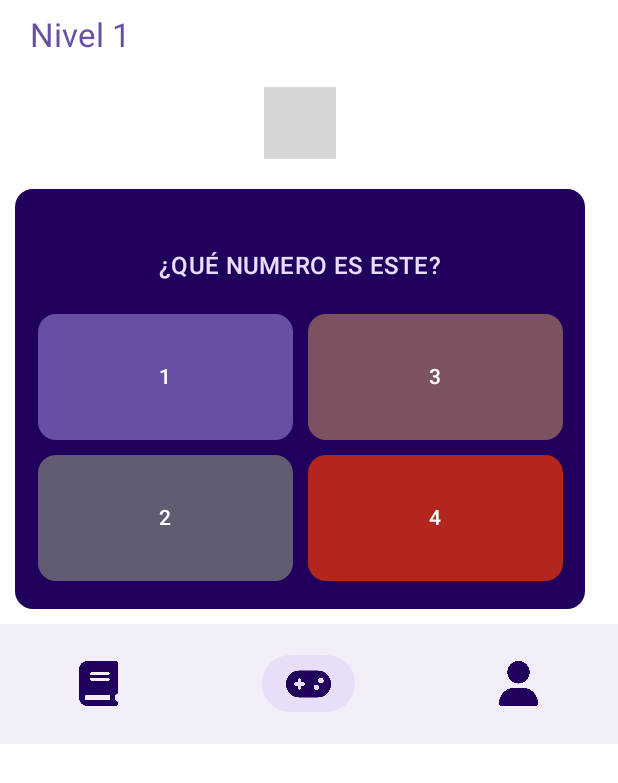
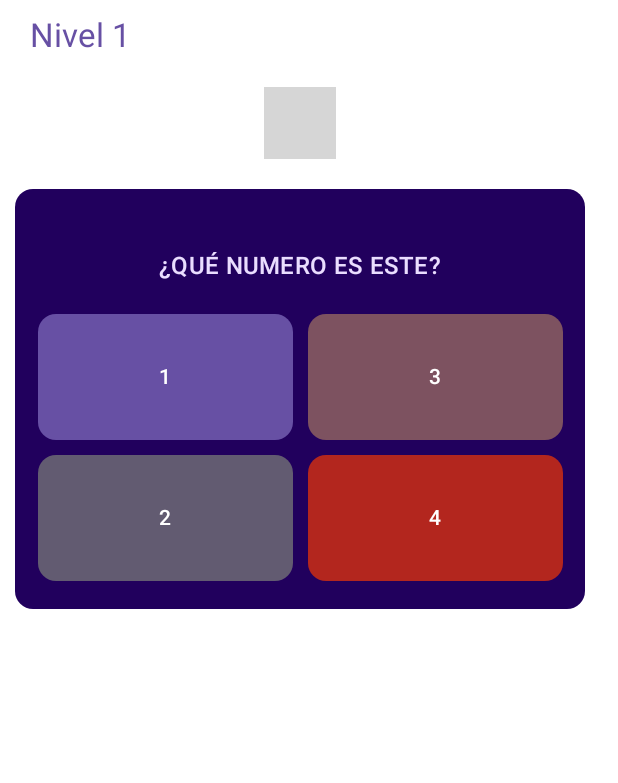
Before and after one commit to AlejandroMelendezTorres/McQueens-CyberApp, an Android app built with Jetpack Compose: the @Preview function LevelTabPreview, on a phone screen of 412 x 824 dp. Shown: the top 783 px of the screen. Run offline under Robolectric (Android 15) with nearby library versions, the phone set to English and light mode, and no system bars; 1 statement that could not run was skipped; grey boxes are pictures that could not be loaded.

Commit message:
navBar done

```diff
--- a/Ademanos-Android-App/app/src/main/java/com/example/ademanos_android_app/components/BottomNavigation.kt
+++ /dev/null
@@ -1,62 +0,0 @@
-package com.example.ademanos_android_app.components
-
-import androidx.compose.foundation.layout.size
-import androidx.compose.material3.Icon
-import androidx.compose.material3.MaterialTheme
-import androidx.compose.material3.NavigationBar
-import androidx.compose.material3.NavigationBarItem
-import androidx.compose.runtime.Composable
-import androidx.compose.ui.Modifier
-import androidx.compose.ui.res.painterResource
-import androidx.compose.ui.unit.dp
-import com.example.ademanos_android_app.R
-
-@Composable
-fun BottomNavigation(
-    selected: Int,
-    modifier: Modifier = Modifier
-) {
-    NavigationBar(
-        modifier=modifier
-    ){
-        NavigationBarItem(
-            icon = {
-                Icon(
-                    painter = painterResource(R.drawable.book_solid),
-                    tint = MaterialTheme.colorScheme.onPrimaryContainer,
-                    contentDescription = null,
-                    modifier = Modifier
-                        .size(30.dp)
-                )
-            },
-            selected = selected==1,
-            onClick = { /*TODO*/ }
-        )
-        NavigationBarItem(
-            icon = {
-                Icon(
-                    painter = painterResource(R.drawable.gamepad_solid),
-                    tint = MaterialTheme.colorScheme.onPrimaryContainer,
-                    contentDescription = null,
-                    modifier = Modifier
-                        .size(30.dp)
-                )
-            },
-            selected = selected==2,
-            onClick = { /*TODO*/ }
-        )
-        NavigationBarItem(
-            icon = {
-                Icon(
-                    painter = painterResource(R.drawable.user_solid),
-                    tint = MaterialTheme.colorScheme.onPrimaryContainer,
-                    contentDescription = null,
-                    modifier = Modifier
-                        .size(30.dp)
-                )
-            },
-            selected = selected==3,
-            onClick = { /*TODO*/ }
-        )
-    }
-}
--- a/Ademanos-Android-App/app/src/main/java/com/example/ademanos_android_app/levelTab/LevelTab.kt
+++ b/Ademanos-Android-App/app/src/main/java/com/example/ademanos_android_app/levelTab/LevelTab.kt
@@ -1,5 +1,3 @@
-@file:Suppress("NAME_SHADOWING")
-
 package com.example.ademanos_android_app.levelTab
 
 import androidx.compose.foundation.layout.*
@@ -11,7 +9,6 @@ import androidx.compose.ui.Modifier
 import androidx.compose.ui.unit.dp
 import androidx.compose.ui.Alignment
 import androidx.compose.ui.text.style.TextAlign
-import com.example.ademanos_android_app.components.BottomNavigation
 import com.example.ademanos_android_app.components.MediaItem
 import androidx.compose.ui.tooling.preview.Preview
 import com.example.ademanos_android_app.TEST_IMAGE
@@ -40,7 +37,6 @@ fun LevelTab(
             MediaItem(quizQuestion.media,modifier=Modifier.padding(vertical = 10.dp))
             OptionCardGrid(quizQuestion,modifier=Modifier.padding(vertical = 10.dp, horizontal = 10.dp))
         }
-        BottomNavigation(2)
     }
 }
 
@@ -84,9 +80,3 @@ fun LevelTabPreview() {
         testQuestion
     )
 }
-
-@Preview(showBackground = true)
-@Composable
-fun LevelBottomNavigationPreview() {
-    BottomNavigation(2)
-}
```
Also changed, not shown: Ademanos-Android-App/app/src/main/java/com/example/ademanos_android_app/MainActivity.kt (+56 -19 lines).
